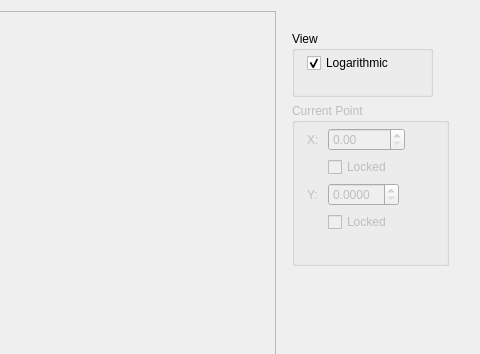
The window that vendorsrc/Qt/widgets/ControlLineWidget/controlboard.ui (txemagon/takeatease) describes before a commit, drawn with Qt 5; both pictures show x 533 to 1013 and y 0 to 354 of the 1013 by 664 pixel window.
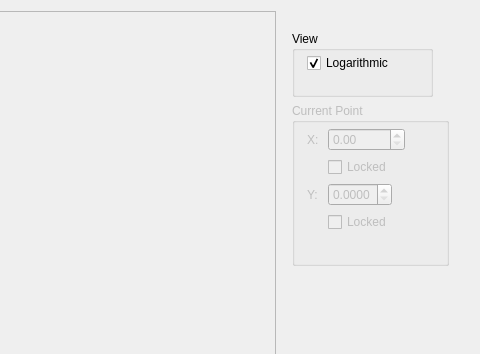
The same window after the commit.

Commit message: Clipping area added

Diff of the .ui file:
```diff
--- a/vendorsrc/Qt/widgets/ControlLineWidget/controlboard.ui
+++ b/vendorsrc/Qt/widgets/ControlLineWidget/controlboard.ui
@@ -239,7 +239,7 @@
               <number>4</number>
              </property>
              <property name="maximum">
-              <double>98.989999999999995</double>
+              <double>1.999900000000000</double>
              </property>
              <property name="singleStep">
               <double>0.005000000000000</double>
```
The commit also changes 2 other files.
